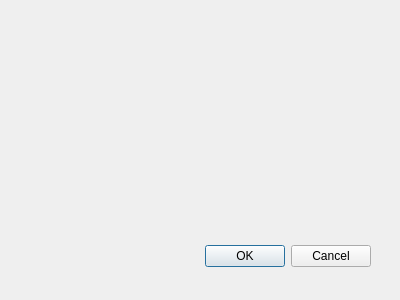
huggle/huggle3-qt-lx, file huggle/deleteform.ui: the form before one commit.
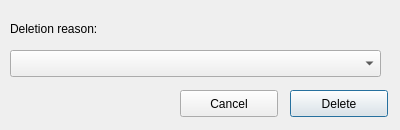
The form after the commit.

What changed in the file:
```diff
--- a/huggle/deleteform.ui
+++ b/huggle/deleteform.ui
@@ -9,26 +9,65 @@
     <x>0</x>
     <y>0</y>
     <width>400</width>
-    <height>300</height>
+    <height>130</height>
    </rect>
   </property>
   <property name="windowTitle">
    <string>Dialog</string>
   </property>
-  <widget name="buttonBox" class="QDialogButtonBox">
+  <widget class="QPushButton" name="pushButton">
    <property name="geometry">
     <rect>
-     <x>30</x>
-     <y>240</y>
-     <width>341</width>
-     <height>32</height>
+     <x>290</x>
+     <y>90</y>
+     <width>98</width>
+     <height>27</height>
     </rect>
    </property>
-   <property name="orientation">
-    <enum>Qt::Horizontal</enum>
+   <property name="mouseTracking">
+    <bool>false</bool>
    </property>
-   <property name="standardButtons">
-    <set>QDialogButtonBox::Cancel|QDialogButtonBox::Ok</set>
+   <property name="text">
+    <string>Delete</string>
+   </property>
+   <property name="default">
+    <bool>true</bool>
+   </property>
+  </widget>
+  <widget class="QPushButton" name="pushButton_2">
+   <property name="geometry">
+    <rect>
+     <x>180</x>
+     <y>90</y>
+     <width>98</width>
+     <height>27</height>
+    </rect>
+   </property>
+   <property name="text">
+    <string>Cancel</string>
+   </property>
+  </widget>
+  <widget class="QComboBox" name="comboBox">
+   <property name="geometry">
+    <rect>
+     <x>10</x>
+     <y>50</y>
+     <width>371</width>
+     <height>27</height>
+    </rect>
+   </property>
+  </widget>
+  <widget class="QLabel" name="label">
+   <property name="geometry">
+    <rect>
+     <x>10</x>
+     <y>20</y>
+     <width>111</width>
+     <height>17</height>
+    </rect>
+   </property>
+   <property name="text">
+    <string>Deletion reason:</string>
    </property>
   </widget>
  </widget>
```
Left out of the diff: 44 changed lines with no effect on the pictures.
